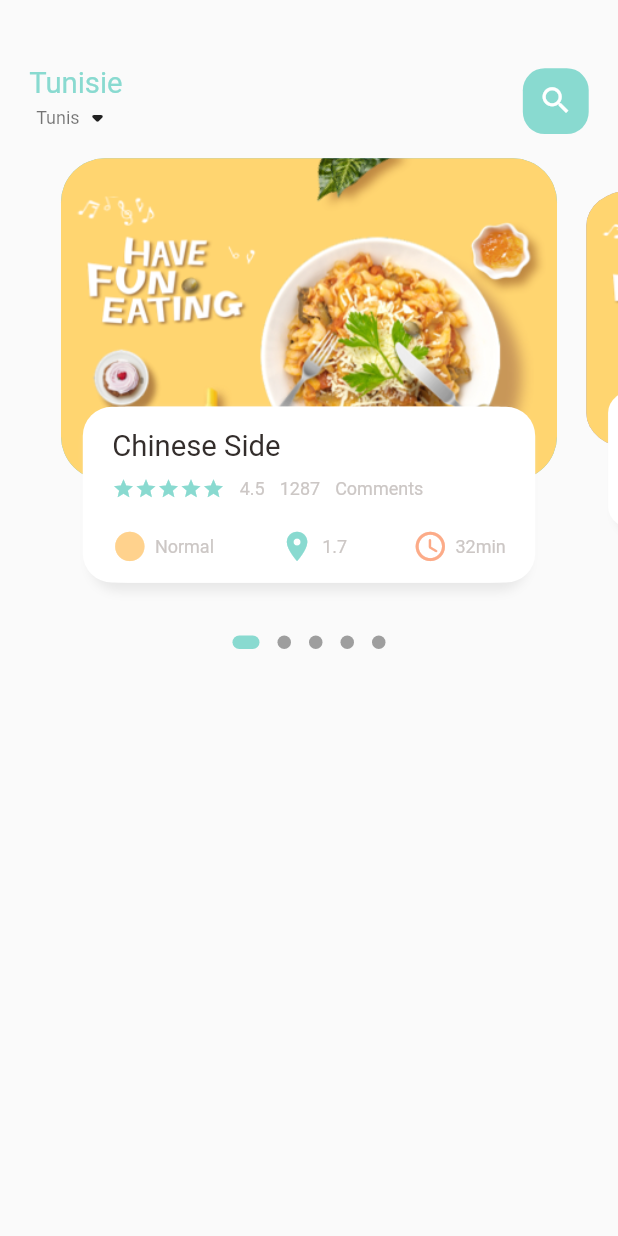
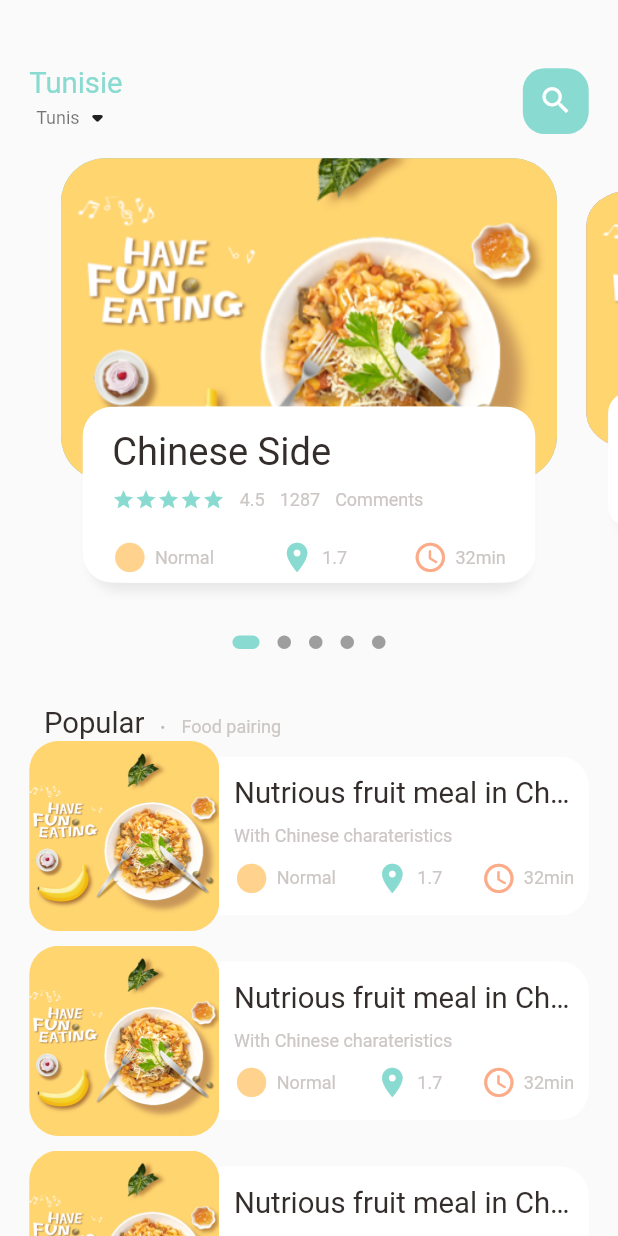
Before and after one commit to lazharkarem/food_delivery, a Flutter app: the MainFoodPage screen opened directly, on a phone screen of 412 x 824 dp. Run offline on Flutter 3.47's test engine with Material 2 defaults, Android fonts, the phone set to English and light mode, and no system bars; drawn by our look-alikes of dots_indicator; our stand-ins replace get.

```diff
--- a/lib/main.dart
+++ b/lib/main.dart
@@ -1,6 +1,8 @@
 import 'package:flutter/material.dart';
-import 'package:food_delivery/home/main_food_page.dart';
+import 'package:food_delivery/pages/food/popular_food_detail.dart';
 import 'package:get/get.dart';
+
+import 'pages/home/main_food_page.dart';
 
 void main() {
   runApp(const MyApp());
@@ -18,7 +20,7 @@ class MyApp extends StatelessWidget {
       theme: ThemeData(
         primarySwatch: Colors.blue,
       ),
-      home: MainFoodPage(),
+      home: PopularFoodDetail(),
     );
   }
 }
--- a/lib/home/food_page_body.dart
+++ b/lib/pages/home/food_page_body.dart
@@ -1,14 +1,15 @@
-// ignore_for_file: prefer_const_constructors, sized_box_for_whitespace, prefer_const_literals_to_create_immutables
+// ignore_for_file: prefer_const_constructors, prefer_const_literals_to_create_immutables
 
 import 'package:dots_indicator/dots_indicator.dart';
 import 'package:flutter/cupertino.dart';
 import 'package:flutter/material.dart';
 import 'package:food_delivery/utils/colors.dart';
+import 'package:food_delivery/widgets/app_column.dart';
 import 'package:food_delivery/widgets/big_text.dart';
 import 'package:food_delivery/widgets/icon_and_text_widget.dart';
 import 'package:food_delivery/widgets/small_text.dart';
 
-import '../utils/dimensions.dart';
+import '../../utils/dimensions.dart';
 
 class FoodPageBody extends StatefulWidget {
   FoodPageBody({Key? key}) : super(key: key);
@@ -41,6 +42,7 @@ class _FoodPageBodyState extends State<FoodPageBody> {
   Widget build(BuildContext context) {
     return Column(
       children: [
+        //Slider Section
         Container(
           //color: Colors.redAccent,
           height: Dimensions.pageView,
@@ -51,6 +53,7 @@ class _FoodPageBodyState extends State<FoodPageBody> {
                 return _buildPageItem(position);
               }),
         ),
+        //Dots
         // ignore: unnecessary_new
         new DotsIndicator(
           dotsCount: 5,
@@ -62,7 +65,115 @@ class _FoodPageBodyState extends State<FoodPageBody> {
             activeShape: RoundedRectangleBorder(
                 borderRadius: BorderRadius.circular(5.0)),
           ),
-        )
+        ),
+        //Popular text
+        SizedBox(
+          height: Dimensions.height30,
+        ),
+        Container(
+          margin: EdgeInsets.only(left: Dimensions.width30),
+          child: Row(
+            crossAxisAlignment: CrossAxisAlignment.end,
+            children: [
+              BigText(text: "Popular"),
+              SizedBox(
+                width: Dimensions.width10,
+              ),
+              Container(
+                margin: const EdgeInsets.only(bottom: 3),
+                child: BigText(
+                  text: ".",
+                  color: Colors.black26,
+                ),
+              ),
+              SizedBox(
+                width: Dimensions.width10,
+              ),
+              Container(
+                margin: const EdgeInsets.only(bottom: 2),
+                child: SmallText(
+                  text: "Food pairing",
+                ),
+              )
+            ],
+          ),
+        ),
+
+        //List of all food and images
+        ListView.builder(
+            physics: NeverScrollableScrollPhysics(),
+            shrinkWrap: true,
+            itemCount: 10,
+            itemBuilder: (context, index) {
+              return Container(
+                margin: EdgeInsets.only(
+                    left: Dimensions.width20,
+                    right: Dimensions.width20,
+                    bottom: Dimensions.height10),
+                child: Row(children: [
+                  //image section
+                  Container(
+                    width: Dimensions.listViewImgSize,
+                    height: Dimensions.listViewImgSize,
+                    decoration: BoxDecoration(
+                        borderRadius:
+                            BorderRadius.circular(Dimensions.radius20),
+                        color: Colors.white38,
+                        image: DecorationImage(
+                            fit: BoxFit.cover,
+                            image: AssetImage("assets/image/food0.png"))),
+                  ),
+                  //text container
+                  Expanded(
+                    child: Container(
+                      height: Dimensions.listViewTextContSize,
+                      decoration: BoxDecoration(
+                        borderRadius: BorderRadius.only(
+                            topRight: Radius.circular(Dimensions.radius20),
+                            bottomRight: Radius.circular(Dimensions.radius20)),
+                        color: Colors.white,
+                      ),
+                      child: Padding(
+                        padding: EdgeInsets.only(
+                            left: Dimensions.width10,
+                            right: Dimensions.width10),
+                        child: Column(
+                          crossAxisAlignment: CrossAxisAlignment.start,
+                          mainAxisAlignment: MainAxisAlignment.center,
+                          children: [
+                            BigText(text: "Nutrious fruit meal in China"),
+                            SizedBox(
+                              height: Dimensions.height10,
+                            ),
+                            SmallText(text: "With Chinese charateristics"),
+                            SizedBox(
+                              height: Dimensions.height10,
+                            ),
+                            Row(
+                              mainAxisAlignment: MainAxisAlignment.spaceBetween,
+                              children: [
+                                IconAndTextWidget(
+                                    icon: Icons.circle_sharp,
+                                    text: "Normal",
+                                    iconColor: AppColors.iconColor1),
+                                IconAndTextWidget(
+                                    icon: Icons.location_on,
+                                    text: "1.7",
+                                    iconColor: AppColors.mainColor),
+                                IconAndTextWidget(
+                                    icon: Icons.access_time_rounded,
+                                    text: "32min",
+                                    iconColor: AppColors.iconColor2)
+                              ],
+                            )
+                          ],
+                        ),
+                      ),
+                    ),
+                  ),
+                ]),
+              );
+            }),
       ],
     );
   }
@@ -132,59 +243,9 @@ class _FoodPageBodyState extends State<FoodPageBody> {
                     top: Dimensions.height15,
                     left: Dimensions.height15,
                     right: Dimensions.height15),
-                child: Column(
-                    crossAxisAlignment: CrossAxisAlignment.start,
-                    children: [
-                      BigText(text: "Chinese Side"),
-                      SizedBox(
-                        height: Dimensions.height10,
-                      ),
-                      Row(
-                        children: [
-                          Wrap(
-                            children: List.generate(
-                                5,
-                                (index) => Icon(
-                                      Icons.star,
-                                      color: AppColors.mainColor,
-                                      size: 15,
-                                    )),
-                          ),
-                          SizedBox(
-                            width: 10,
-                          ),
-                          SmallText(text: "4.5"),
-                          SizedBox(
-                            width: 10,
-                          ),
-                          SmallText(text: "1287"),
-                          SizedBox(
-                            width: 10,
-                          ),
-                          SmallText(text: "Comments")
-                        ],
-                      ),
-                      SizedBox(
-                        height: Dimensions.height20,
-                      ),
-                      Row(
-                        mainAxisAlignment: MainAxisAlignment.spaceBetween,
-                        children: [
-                          IconAndTextWidget(
-                              icon: Icons.circle_sharp,
-                              text: "Normal",
-                              iconColor: AppColors.iconColor1),
-                          IconAndTextWidget(
-                              icon: Icons.location_on,
-                              text: "1.7",
-                              iconColor: AppColors.mainColor),
-                          IconAndTextWidget(
-                              icon: Icons.access_time_rounded,
-                              text: "32min",
-                              iconColor: AppColors.iconColor2)
-                        ],
-                      )
-                    ]),
+                child: AppColumn(
+                  text: "Chinese Side",
+                ),
               ),
             ),
           ),
--- a/lib/home/main_food_page.dart
+++ b/lib/pages/home/main_food_page.dart
@@ -1,12 +1,12 @@
 // ignore_for_file: prefer_const_constructors, avoid_unnecessary_containers
 
 import 'package:flutter/material.dart';
-import 'package:food_delivery/home/food_page_body.dart';
 import 'package:food_delivery/utils/dimensions.dart';
 import 'package:food_delivery/widgets/big_text.dart';
 import 'package:food_delivery/widgets/small_text.dart';
 
-import '../utils/colors.dart';
+import '../../utils/colors.dart';
+import 'food_page_body.dart';
 
 class MainFoodPage extends StatefulWidget {
   const MainFoodPage({Key? key}) : super(key: key);
@@ -68,7 +68,10 @@ class _MainFoodPageState extends State<MainFoodPage> {
           ),
         ),
         //showing the body
-        FoodPageBody(),
+        Expanded(
+            child: SingleChildScrollView(
+          child: FoodPageBody(),
+        ))
       ],
     ));
   }
--- a/lib/utils/dimensions.dart
+++ b/lib/utils/dimensions.dart
@@ -19,7 +19,9 @@ class Dimensions {
   static double width20 = screenHeight / 42.2;
   static double width30 = screenHeight / 28.13;
 
+  //font size
   static double font20 = screenHeight / 42.2;
+  static double font26 = screenHeight / 32.46;
 
   //radius
   static double radius15 = screenHeight / 56.27;
@@ -28,4 +30,12 @@ class Dimensions {
 
   //icons Size
   static double iconSize24 = screenHeight / 35.17;
+  static double iconSize16 = screenHeight / 52.75;
+
+  //List View size
+  static double listViewImgSize = screenWidth / 3.25;
+  static double listViewTextContSize = screenWidth / 3.9;
+
+  //popular food
+  static double popularFoodImgSize = screenHeight / 2.41;
 }
--- /dev/null
+++ b/lib/widgets/app_column.dart
@@ -0,0 +1,72 @@
+// ignore_for_file: prefer_const_constructors
+
+import 'package:flutter/material.dart';
+import 'package:food_delivery/widgets/small_text.dart';
+
+import '../utils/colors.dart';
+import '../utils/dimensions.dart';
+import 'big_text.dart';
+import 'icon_and_text_widget.dart';
+
+class AppColumn extends StatelessWidget {
+  final String text;
+  const AppColumn({Key? key, required this.text}) : super(key: key);
+
+  @override
+  Widget build(BuildContext context) {
+    return Column(crossAxisAlignment: CrossAxisAlignment.start, children: [
+      BigText(
+        text: text,
+        size: Dimensions.font26,
+      ),
+      SizedBox(
+        height: Dimensions.height10,
+      ),
+      Row(
+        children: [
+          Wrap(
+            children: List.generate(
+                5,
+                (index) => Icon(
+                      Icons.star,
+                      color: AppColors.mainColor,
+                      size: 15,
+                    )),
+          ),
+          SizedBox(
+            width: 10,
+          ),
+          SmallText(text: "4.5"),
+          SizedBox(
+            width: 10,
+          ),
+          SmallText(text: "1287"),
+          SizedBox(
+            width: 10,
+          ),
+          SmallText(text: "Comments")
+        ],
+      ),
+      SizedBox(
+        height: Dimensions.height20,
+      ),
+      Row(
+        mainAxisAlignment: MainAxisAlignment.spaceBetween,
+        children: [
+          IconAndTextWidget(
+              icon: Icons.circle_sharp,
+              text: "Normal",
+              iconColor: AppColors.iconColor1),
+          IconAndTextWidget(
+              icon: Icons.location_on,
+              text: "1.7",
+              iconColor: AppColors.mainColor),
+          IconAndTextWidget(
+              icon: Icons.access_time_rounded,
+              text: "32min",
+              iconColor: AppColors.iconColor2)
+        ],
+      )
+    ]);
+  }
+}
```
Also changed, not shown: lib/pages/food/popular_food_detail.dart (added, +66 -0 lines), lib/widgets/app_icon.dart (added, +34 -0 lines).
